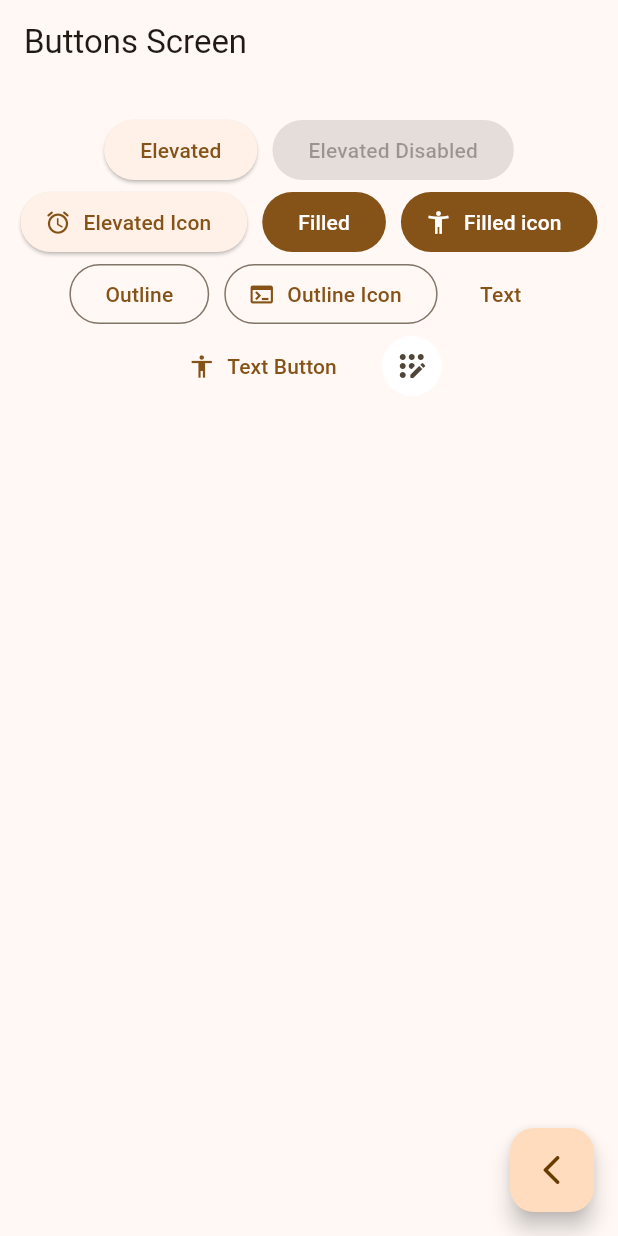
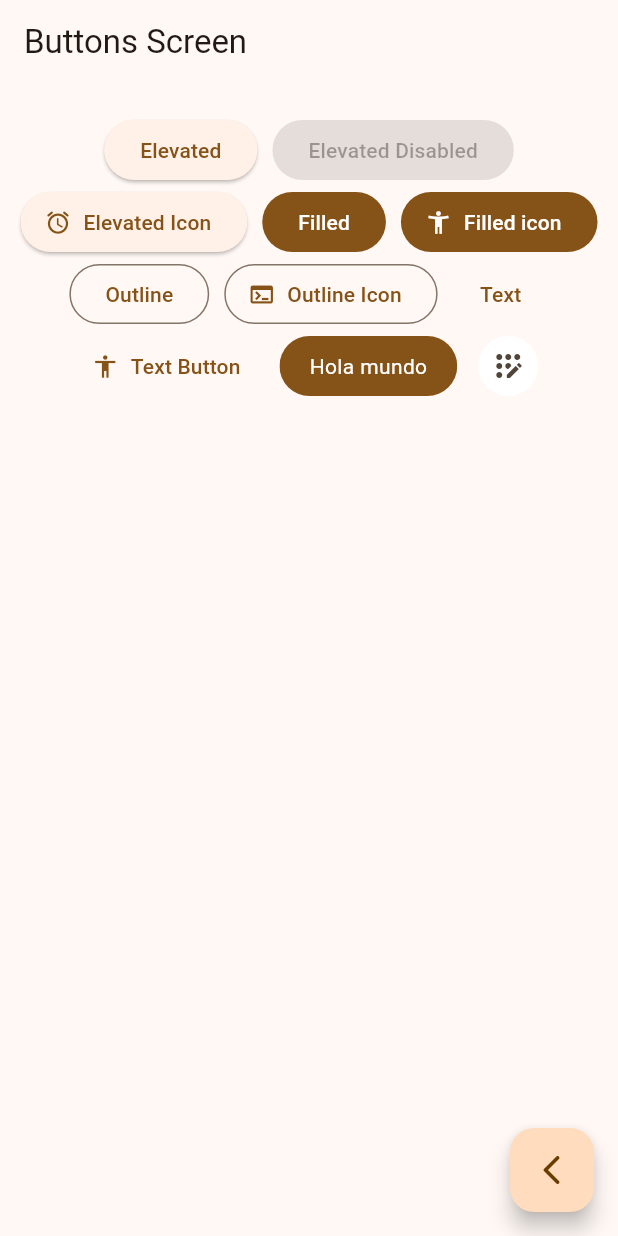
Before and after one commit to PabloVegaFundador/CursoFlutter, a Flutter app: the ButtonsScreen screen opened by its route, on a phone screen of 412 x 824 dp. Run offline on Flutter 3.47's test engine with Material 3 defaults, Android fonts, the phone set to English and light mode, and no system bars; our stand-ins replace animate_do, dio, go_router, video_player.

Commit message:
Añade un botón personalizado a la pantalla de botones

```diff
--- a/widgets_app/lib/presentations/screens/buttons/buttons_screen.dart
+++ b/widgets_app/lib/presentations/screens/buttons/buttons_screen.dart
@@ -26,7 +26,7 @@ class _ButtonsView extends StatelessWidget {
 
   @override
   Widget build(BuildContext context) {
-    final colors = Theme.of(context).colorScheme;
+    // final colors = Theme.of(context).colorScheme;
 
     return SizedBox(
       width: double.infinity,
@@ -67,7 +67,8 @@ class _ButtonsView extends StatelessWidget {
               label: const Text('Text Button'),
             ),
 
-            //TODO: custom button
+            const CustomButton(),
+
             IconButton(
               onPressed: () {},
               icon: const Icon(Icons.app_registration_rounded),
@@ -83,3 +84,27 @@ class _ButtonsView extends StatelessWidget {
     );
   }
 }
+
+class CustomButton extends StatelessWidget {
+  const CustomButton({super.key});
+
+  @override
+  Widget build(BuildContext context) {
+    final colors = Theme.of(context).colorScheme;
+
+    return ClipRRect(
+      borderRadius: BorderRadius.circular(20),
+      child: Material(
+        color: colors.primary,
+        child: InkWell(
+          // InkWell detecta toques y gestos en su área.
+          onTap: () {},
+          child: Padding(
+            padding: const EdgeInsets.symmetric(horizontal: 20, vertical: 10),
+            child: Text('Hola mundo', style: TextStyle(color: Colors.white)),
+          ),
+        ),
+      ),
+    );
+  }
+}
```
